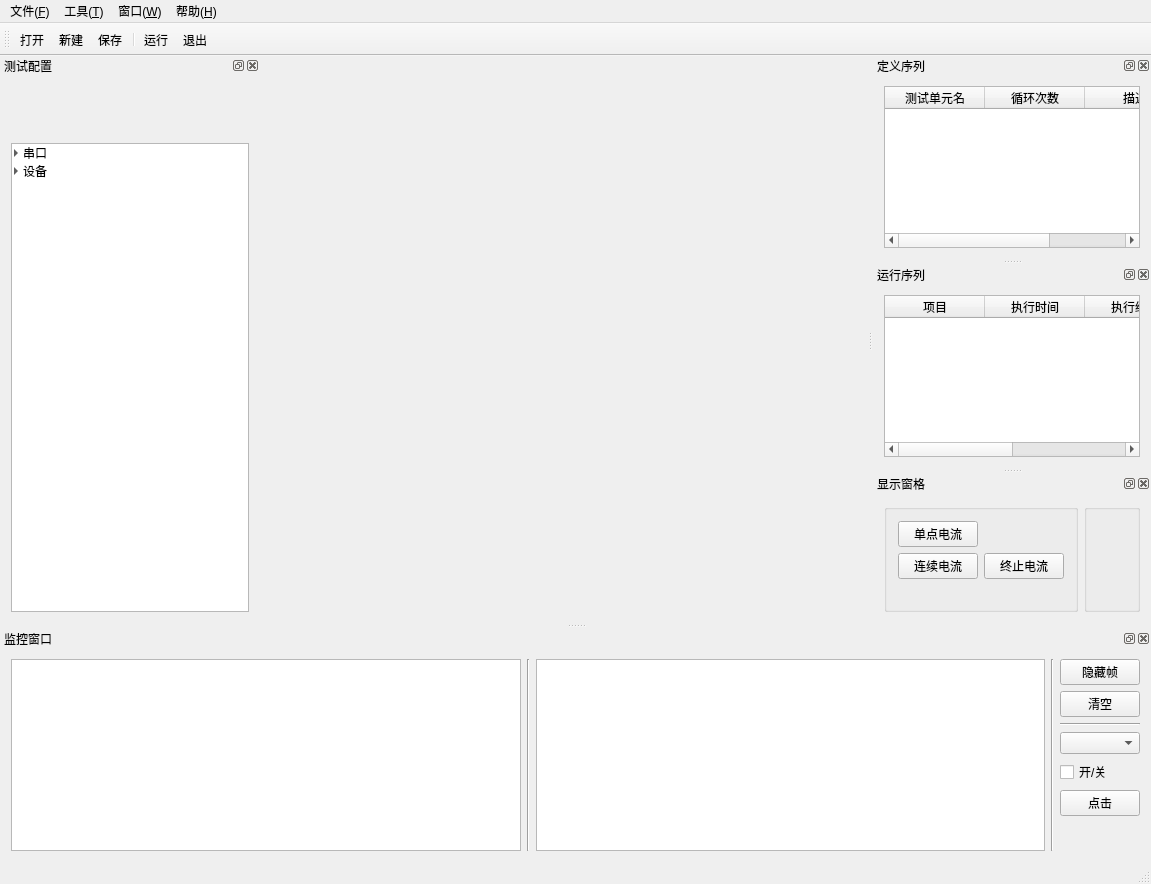
First picture: the form in mainwindow.ui, repository RoadRover-AutoTest/QtDemo, before the edit.
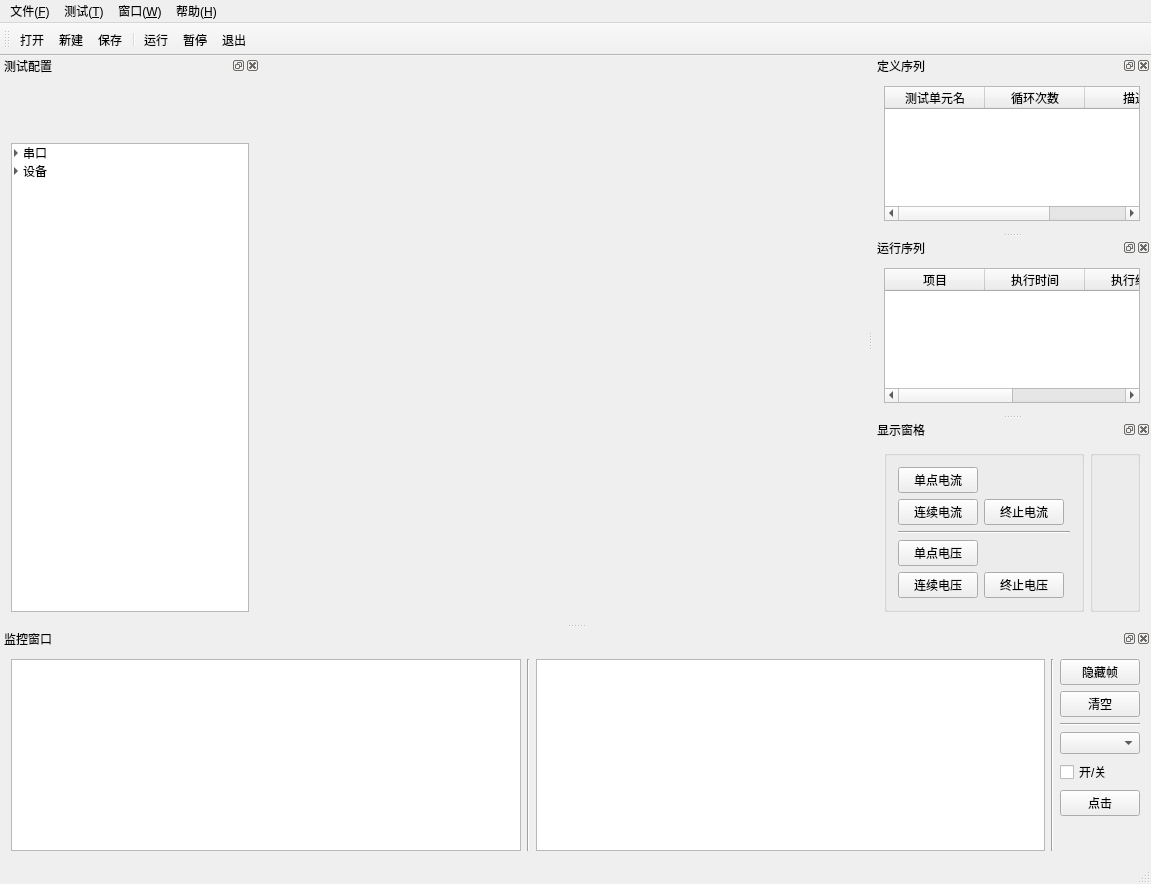
Second picture: the form after the edit. Icons and pictures are not drawn. Custom widgets are drawn as their Qt base class.

Commit message: 20190411:增加暂停处理；用户管理优化；增加BAT电压控制；

Diff of the .ui file:
```diff
--- a/mainwindow.ui
+++ b/mainwindow.ui
@@ -64,7 +64,7 @@
    </widget>
    <widget class="QMenu" name="menuConfig">
     <property name="title">
-     <string>工具(&amp;T)</string>
+     <string>测试(&amp;T)</string>
     </property>
     <addaction name="actHard"/>
     <addaction name="actReport"/>
@@ -96,6 +96,7 @@
    <addaction name="save"/>
    <addaction name="separator"/>
    <addaction name="acttest"/>
+   <addaction name="actPause"/>
    <addaction name="exit"/>
   </widget>
   <widget class="QDockWidget" name="dockWidgetLeft">
@@ -481,7 +482,7 @@
             </property>
            </widget>
           </item>
-          <item row="3" column="0">
+          <item row="5" column="0">
            <spacer name="verticalSpacer">
             <property name="orientation">
              <enum>Qt::Vertical</enum>
@@ -508,6 +509,34 @@
             </property>
            </widget>
           </item>
+          <item row="2" column="0" colspan="3">
+           <widget class="Line" name="line_2">
+            <property name="orientation">
+             <enum>Qt::Horizontal</enum>
+            </property>
+           </widget>
+          </item>
+          <item row="3" column="0">
+           <widget class="QPushButton" name="btnReadVolt">
+            <property name="text">
+             <string>单点电压</string>
+            </property>
+           </widget>
+          </item>
+          <item row="4" column="0">
+           <widget class="QPushButton" name="BtnCircularVolt">
+            <property name="text">
+             <string>连续电压</string>
+            </property>
+           </widget>
+          </item>
+          <item row="4" column="1">
+           <widget class="QPushButton" name="BtnOverVolt">
+            <property name="text">
+             <string>终止电压</string>
+            </property>
+           </widget>
+          </item>
          </layout>
         </widget>
        </item>
@@ -701,6 +730,18 @@
     <string>测试配置窗口</string>
    </property>
   </action>
+  <action name="actPause">
+   <property name="checkable">
+    <bool>true</bool>
+   </property>
+   <property name="icon">
+    <iconset resource="Images/images.qrc">
+     <normaloff>:/Title/actPause.png</normaloff>:/Title/actPause.png</iconset>
+   </property>
+   <property name="text">
+    <string>暂停</string>
+   </property>
+  </action>
  </widget>
  <layoutdefault spacing="6" margin="11"/>
  <customwidgets>
```
Left out of the diff: 28 changed lines with no effect on the pictures. The commit also changes 14 other files.
